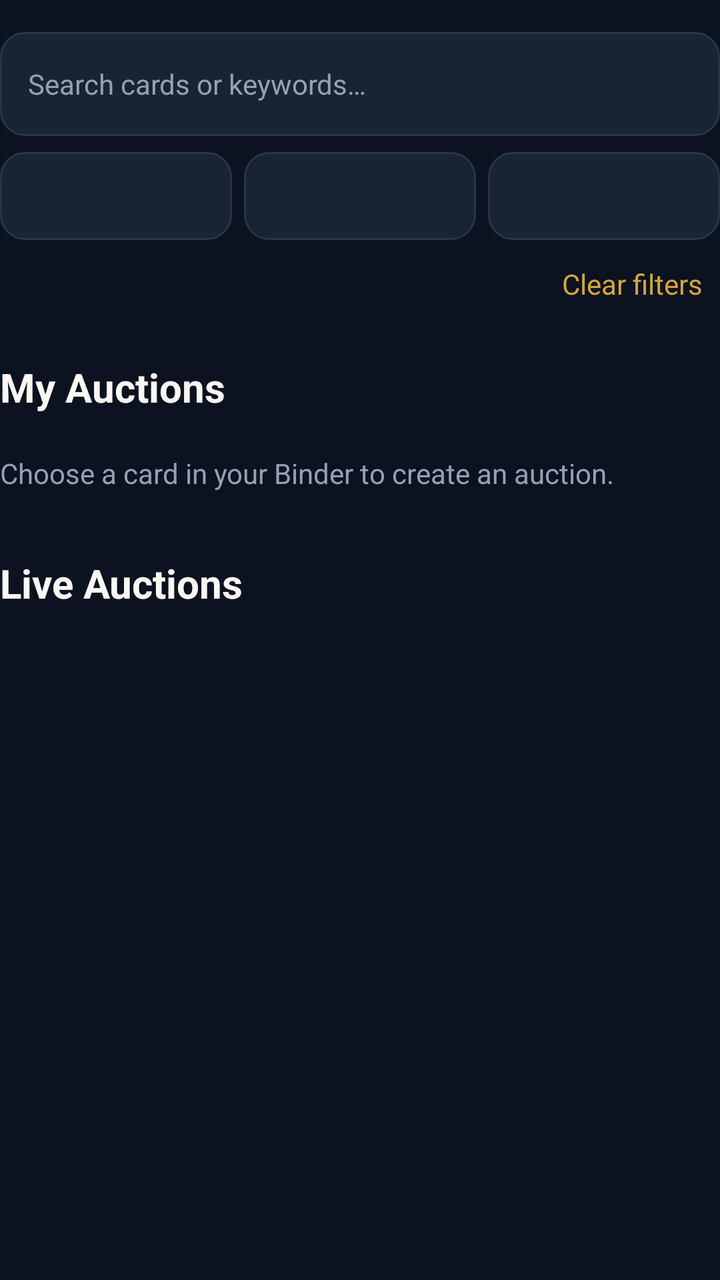
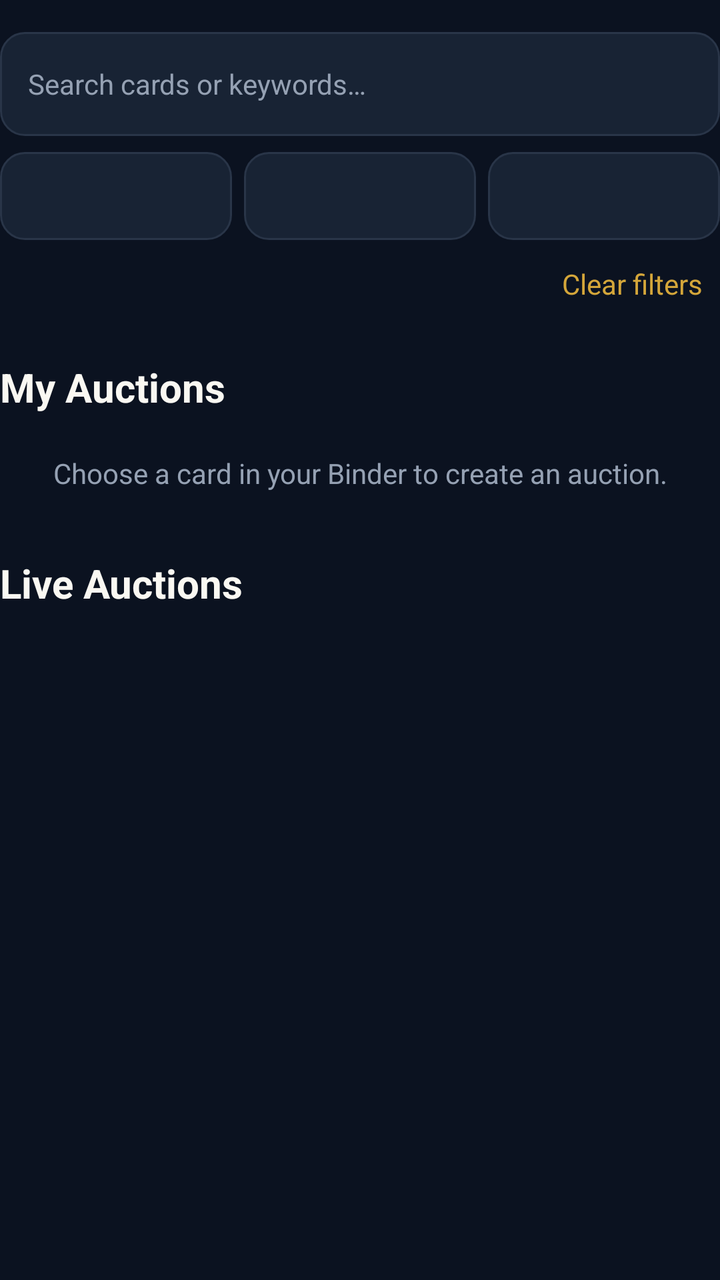

Two renders of the same Android screen: before a commit and after it. Below are the layout's source before the change and the commit's diff.
<!-- AndroidManifest.xml: application theme Theme.Deckbid -->
<!-- res/layout/view_auctions.xml -->
<?xml version="1.0" encoding="utf-8"?>
<LinearLayout xmlns:android="http://schemas.android.com/apk/res/android"
    android:layout_width="match_parent"
    android:layout_height="wrap_content"
    android:orientation="vertical">
    <EditText
        android:id="@+id/auction_search"
        android:layout_width="match_parent"
        android:layout_height="52dp"
        android:layout_marginTop="16dp"
        android:padding="14dp"
        android:background="@drawable/input_background"
        android:hint="Search cards or keywords…"
        android:textColor="#FAF8F2"
        android:textColorHint="#95A1B3"
        android:textSize="14sp"
        android:singleLine="true"
        android:inputType="text"/>
    <LinearLayout
        android:layout_width="match_parent"
        android:layout_height="wrap_content"
        android:orientation="horizontal"
        android:layout_marginTop="8dp">
        <Spinner
            android:id="@+id/auction_category"
            android:layout_width="0dp"
            android:layout_height="wrap_content"
            android:layout_weight="1"
            android:minHeight="44dp"
            android:layout_marginStart="0dp"
            android:spinnerMode="dropdown"
            android:dropDownWidth="180dp"
            android:background="@drawable/input_background"
            android:popupBackground="#182334"/>
        <Spinner
            android:id="@+id/auction_condition"
            android:layout_width="0dp"
            android:layout_height="wrap_content"
            android:layout_weight="1"
            android:minHeight="44dp"
            android:layout_marginStart="6dp"
            android:spinnerMode="dropdown"
            android:dropDownWidth="180dp"
            android:background="@drawable/input_background"
            android:popupBackground="#182334"/>
        <Spinner
            android:id="@+id/auction_price"
            android:layout_width="0dp"
            android:layout_height="wrap_content"
            android:layout_weight="1"
            android:minHeight="44dp"
            android:layout_marginStart="6dp"
            android:spinnerMode="dropdown"
            android:dropDownWidth="180dp"
            android:background="@drawable/input_background"
            android:popupBackground="#182334"/>
    </LinearLayout>
    <Button
        android:id="@+id/auction_clear"
        android:layout_width="wrap_content"
        android:layout_height="wrap_content"
        android:minHeight="44dp"
        android:layout_gravity="end"
        android:background="?android:attr/selectableItemBackground"
        android:text="Clear filters"
        android:textColor="#D4A63A"
        android:textAllCaps="false"/>
    <TextView android:id="@+id/my_auctions_title" android:layout_width="match_parent" android:layout_height="wrap_content" android:layout_marginTop="16dp" android:layout_marginBottom="12dp" android:text="My Auctions" android:textColor="#FAF8F2" android:textSize="20sp" android:textStyle="bold"/>
    <LinearLayout android:id="@+id/my_auction_rows" android:layout_width="match_parent" android:layout_height="wrap_content" android:orientation="vertical"/>
    <TextView android:id="@+id/my_auctions_empty" android:layout_width="match_parent" android:layout_height="wrap_content" android:text="Choose a card in your Binder to create an auction." android:textColor="#95A1B3" android:paddingTop="8dp" android:paddingBottom="16dp"/>
    <TextView android:id="@+id/live_auctions_title" android:layout_width="match_parent" android:layout_height="wrap_content" android:layout_marginTop="16dp" android:layout_marginBottom="12dp" android:text="Live Auctions" android:textColor="#FAF8F2" android:textSize="20sp" android:textStyle="bold"/>
    <GridLayout
        android:id="@+id/auction_grid"
        android:layout_width="match_parent"
        android:layout_height="wrap_content"
        android:columnCount="2"/>
    <TextView
        android:id="@+id/auction_empty"
        android:layout_width="match_parent"
        android:layout_height="wrap_content"
        android:text="No auctions match these filters."
        android:textSize="14sp"
        android:textColor="#95A1B3"
        android:visibility="gone"
        android:padding="20dp"
        android:gravity="center"/>
</LinearLayout>
<!-- resources referenced by this layout -->
<resources>
  <!-- drawable input_background (drawable) -->
  <?xml version="1.0" ?>
  <shape xmlns:android="http://schemas.android.com/apk/res/android" android:shape="rectangle">
      <solid android:color="@color/surface"/>
      <corners android:radius="12dp"/>
      <stroke
          android:width="1dp"
          android:color="@color/border"/>
  </shape>
  <style name="Theme.Deckbid" parent="android:style/Theme.Material.NoActionBar">
          <item name="android:fontFamily">sans-serif</item>
          <item name="android:colorAccent">#D4A63A</item>
          <item name="android:windowBackground">#0B1220</item>
          <item name="android:statusBarColor">#0B1220</item>
          <item name="android:navigationBarColor">#0B1220</item>
          <item name="android:windowLightStatusBar">false</item>
          <item name="android:colorBackground">#0B1220</item>
          <item name="android:windowAnimationStyle">@null</item>
      </style>
  <color name="surface">#182334</color>
  <color name="border">#293548</color>
</resources>

<!-- the commit's change to res/layout/view_auctions.xml (unified diff, before → after) -->
@@ -67,7 +67,7 @@
         android:textAllCaps="false"/>
     <TextView android:id="@+id/my_auctions_title" android:layout_width="match_parent" android:layout_height="wrap_content" android:layout_marginTop="16dp" android:layout_marginBottom="12dp" android:text="My Auctions" android:textColor="#FAF8F2" android:textSize="20sp" android:textStyle="bold"/>
     <LinearLayout android:id="@+id/my_auction_rows" android:layout_width="match_parent" android:layout_height="wrap_content" android:orientation="vertical"/>
-    <TextView android:id="@+id/my_auctions_empty" android:layout_width="match_parent" android:layout_height="wrap_content" android:text="Choose a card in your Binder to create an auction." android:textColor="#95A1B3" android:paddingTop="8dp" android:paddingBottom="16dp"/>
+    <TextView android:id="@+id/my_auctions_empty" android:gravity="center" android:layout_width="match_parent" android:layout_height="wrap_content" android:text="Choose a card in your Binder to create an auction." android:textColor="#95A1B3" android:paddingTop="8dp" android:paddingBottom="16dp"/>
     <TextView android:id="@+id/live_auctions_title" android:layout_width="match_parent" android:layout_height="wrap_content" android:layout_marginTop="16dp" android:layout_marginBottom="12dp" android:text="Live Auctions" android:textColor="#FAF8F2" android:textSize="20sp" android:textStyle="bold"/>
     <GridLayout
         android:id="@+id/auction_grid"
@@ -78,6 +78,7 @@
         android:id="@+id/auction_empty"
         android:layout_width="match_parent"
         android:layout_height="wrap_content"
+        android:layout_weight="1"
         android:text="No auctions match these filters."
         android:textSize="14sp"
         android:textColor="#95A1B3"
